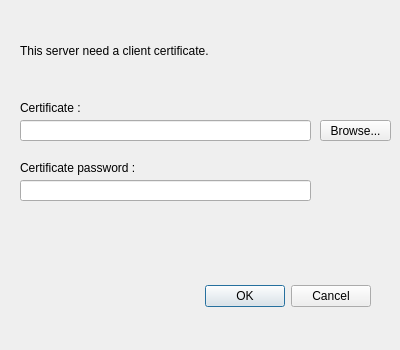
Qt form src/gui/addcertificatedialog.ui (qknight/client) before a commit.
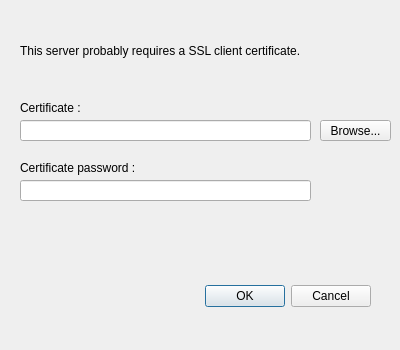
The same form after that commit.

Commit message: extended 'ssl clients certs' patch a lot:

Diff of the .ui file:
```diff
--- a/src/gui/addcertificatedialog.ui
+++ b/src/gui/addcertificatedialog.ui
@@ -122,7 +122,7 @@
     </rect>
    </property>
    <property name="text">
-    <string>This server need a client certificate.</string>
+    <string>This server probably requires a SSL client certificate.</string>
    </property>
    <property name="wordWrap">
     <bool>true</bool>
```
Left out of the diff: 2 changed lines with no effect on the pictures. The commit also changes 26 other files.
